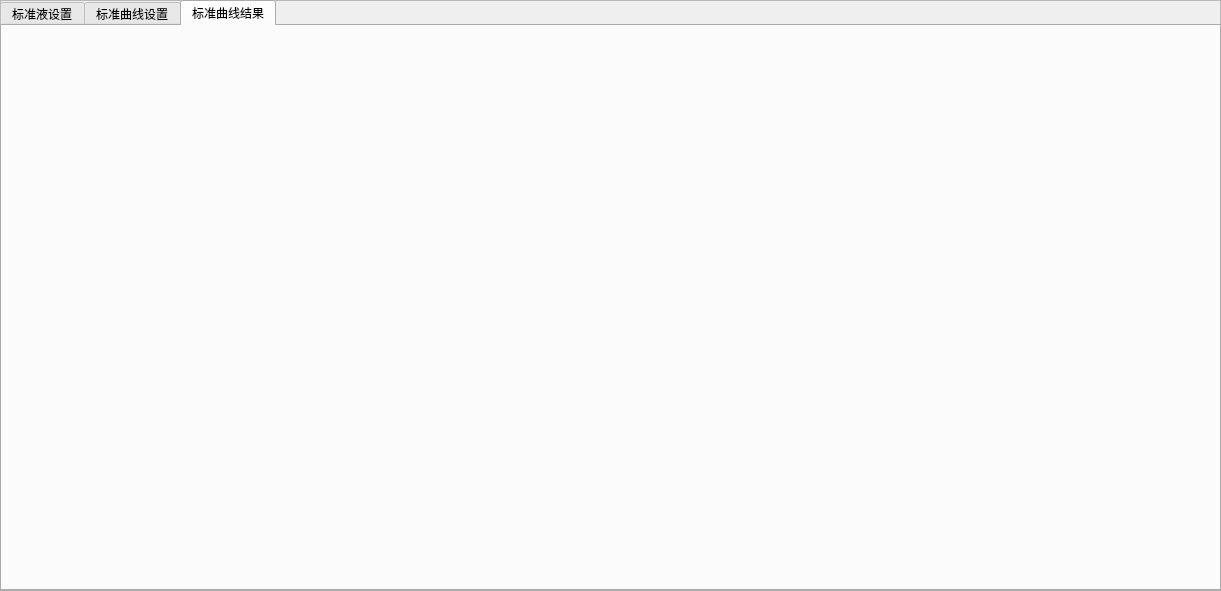
The window that cacurveframe.ui (lsoftp/water) describes before a commit, drawn with Qt 5.
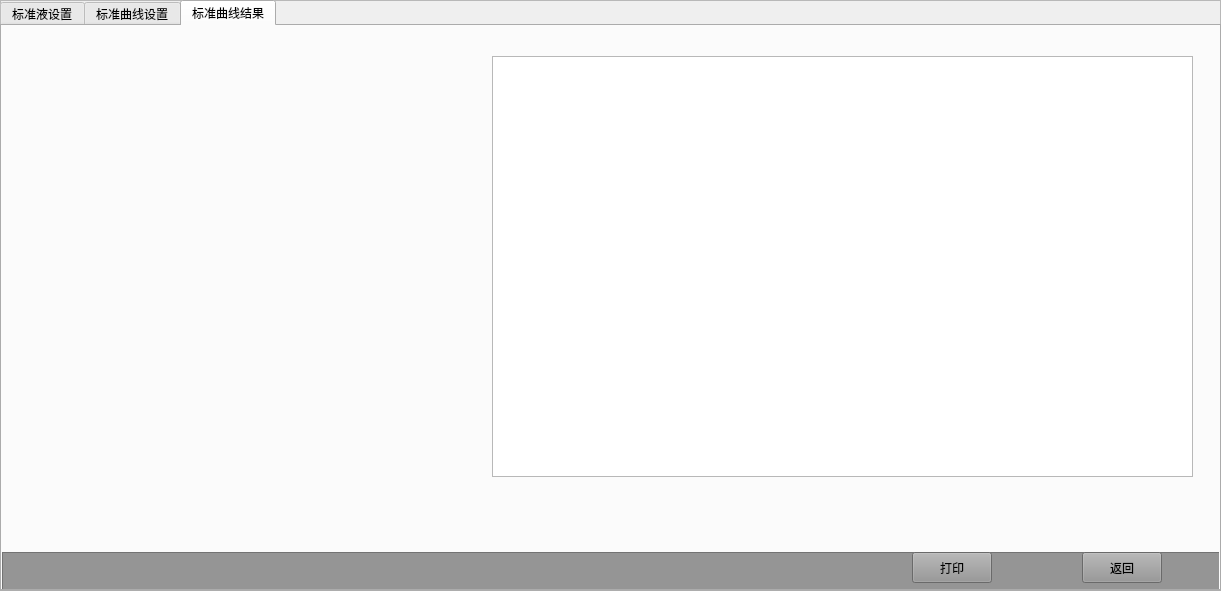
The same window after the commit. The open tabs and pages were chosen to show the change.

```diff
--- a/cacurveframe.ui
+++ b/cacurveframe.ui
@@ -893,6 +893,61 @@
     <attribute name="title">
      <string>标准曲线结果</string>
     </attribute>
+    <widget class="QFrame" name="frame_9">
+     <property name="geometry">
+      <rect>
+       <x>0</x>
+       <y>526</y>
+       <width>1221</width>
+       <height>40</height>
+      </rect>
+     </property>
+     <property name="styleSheet">
+      <string notr="true">background-color: rgb(149, 149, 149);</string>
+     </property>
+     <property name="frameShape">
+      <enum>QFrame::StyledPanel</enum>
+     </property>
+     <property name="frameShadow">
+      <enum>QFrame::Raised</enum>
+     </property>
+     <widget class="QPushButton" name="pushButton_12">
+      <property name="geometry">
+       <rect>
+        <x>910</x>
+        <y>0</y>
+        <width>80</width>
+        <height>31</height>
+       </rect>
+      </property>
+      <property name="text">
+       <string>打印</string>
+      </property>
+     </widget>
+     <widget class="QPushButton" name="return_btn_2">
+      <property name="geometry">
+       <rect>
+        <x>1080</x>
+        <y>0</y>
+        <width>80</width>
+        <height>31</height>
+       </rect>
+      </property>
+      <property name="text">
+       <string>返回</string>
+      </property>
+     </widget>
+    </widget>
+    <widget class="QGraphicsView" name="graphicsView">
+     <property name="geometry">
+      <rect>
+       <x>490</x>
+       <y>30</y>
+       <width>701</width>
+       <height>421</height>
+      </rect>
+     </property>
+    </widget>
    </widget>
   </widget>
  </widget>
```
Left out of the diff: 2 changed lines with no effect on the pictures.
